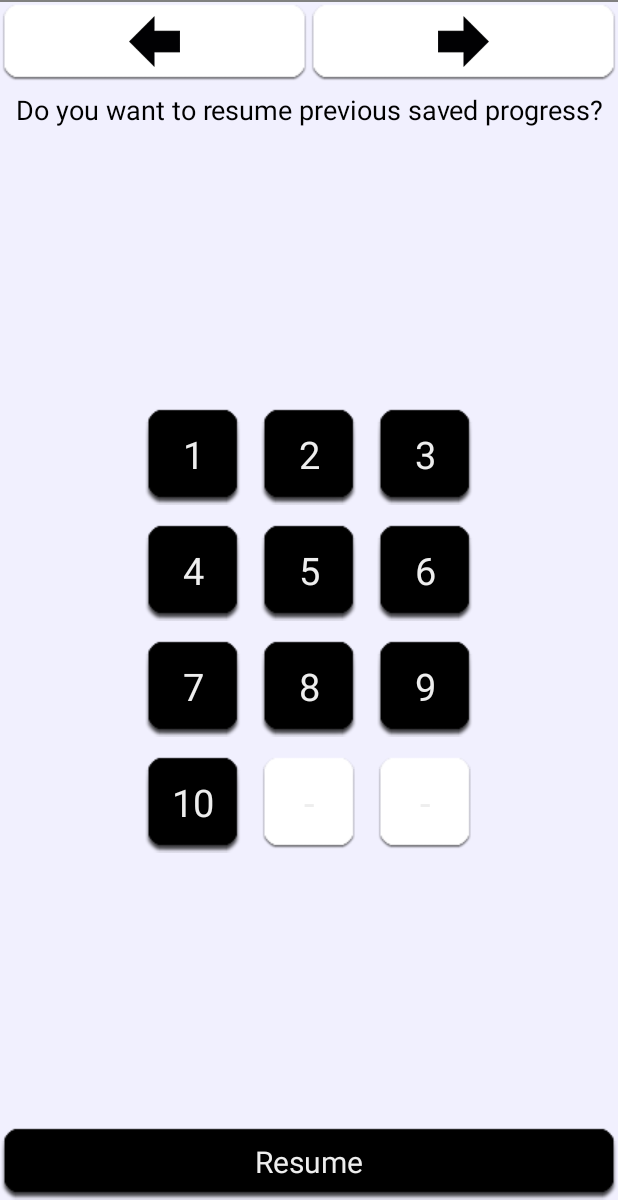
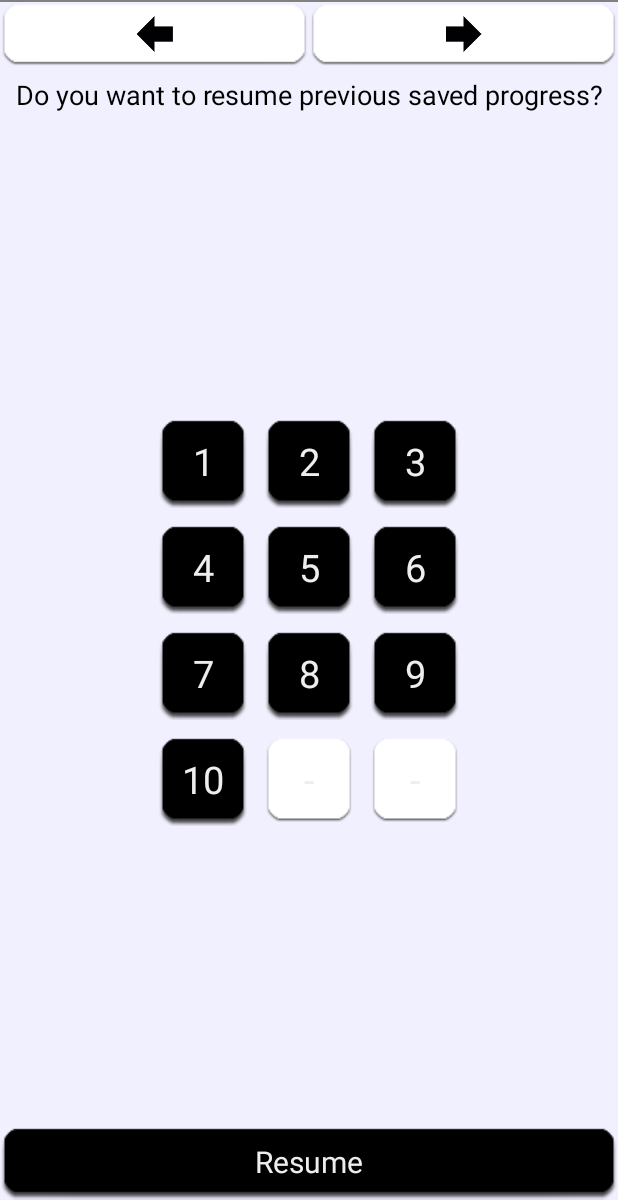
Before and after one commit to aaikinsm/Math4Brain, an Android app: the layout level_select.xml on its own in the app's theme, with its tools: preview values and no code run, on a phone screen of 412 x 824 dp, the part 36-1236 px from its top. Run offline under Robolectric (Android 15) with nearby library versions, the phone set to English and light mode, and no system bars.

Commit message:
V6.0.1
Minor UI corrections

```diff
--- a/app/src/main/AndroidManifest.xml
+++ b/app/src/main/AndroidManifest.xml
@@ -2,8 +2,8 @@
 
 <manifest xmlns:android="http://schemas.android.com/apk/res/android"
     package="com.blackstar.math4brain"
-    android:versionCode="66"
-    android:versionName="6.0" >
+    android:versionCode="67"
+    android:versionName="6.0.1" >
 
     <uses-permission android:name="android.permission.VIBRATE"/>
     <uses-permission android:name="android.permission.INTERNET"/>
--- a/app/src/main/res/layout/dialogbox.xml
+++ b/app/src/main/res/layout/dialogbox.xml
@@ -52,7 +52,8 @@
 	            android:background="@drawable/button_menu"
 	            android:text="Button"
 	            android:visibility="gone"
-				android:layout_gravity="center" />
+				android:layout_gravity="center"
+				android:textColor="#000000" />
 
 	        <Button
 	            android:id="@+id/button2"
@@ -63,7 +64,8 @@
 	            android:background="@drawable/button_menu"
 	            android:text="Button"
 	            android:visibility="gone"
-				android:layout_gravity="center" />
+				android:layout_gravity="center"
+				android:textColor="#000000" />
 
 	        <Button
 	            android:id="@+id/button3"
@@ -74,7 +76,8 @@
 	            android:background="@drawable/button_menu"
 	            android:text="1"
 	            android:visibility="gone"
-				android:layout_gravity="center" />
+				android:layout_gravity="center"
+				android:textColor="#000000" />
 
 	        <ImageButton
 	            android:id="@+id/imageButton1"
--- a/app/src/main/res/layout/information.xml
+++ b/app/src/main/res/layout/information.xml
@@ -22,7 +22,9 @@
                 android:textAppearance="?android:attr/textAppearanceLarge"
                 android:textColor="#000000"
                 android:textSize="45sp"
-            android:text="name" />
+            android:text="name"
+            android:layout_weight="1"
+            android:gravity="center_vertical|center_horizontal" />
 
         <ImageView
             android:layout_width="35dp"
--- a/app/src/main/res/layout/level_select.xml
+++ b/app/src/main/res/layout/level_select.xml
@@ -14,7 +14,7 @@
 
         <ImageButton
             android:layout_width="fill_parent"
-            android:layout_height="55dp"
+            android:layout_height="45dp"
             android:id="@+id/buttonLeft"
             android:layout_weight="1"
             android:background="@drawable/button_menu"
@@ -24,7 +24,7 @@
 
         <ImageButton
             android:layout_width="fill_parent"
-            android:layout_height="55dp"
+            android:layout_height="45dp"
             android:id="@+id/buttonRight"
             android:layout_weight="1"
             android:background="@drawable/button_menu"
@@ -63,11 +63,11 @@
             android:gravity="center">
 
             <Button
-                android:layout_width="65dp"
-                android:layout_height="65dp"
+                android:layout_width="60dp"
+                android:layout_height="60dp"
                 android:id="@+id/button_lv1"
                 android:layout_column="0"
-                android:layout_margin="6dp"
+                android:layout_margin="5dp"
                 android:text="1"
                 android:textSize="25sp"
                 android:layout_gravity="top"
@@ -75,11 +75,11 @@
                 android:background="@drawable/button3_menu" />
 
             <Button
-                android:layout_width="65dp"
-                android:layout_height="65dp"
+                android:layout_width="60dp"
+                android:layout_height="60dp"
                 android:id="@+id/button_lv2"
                 android:layout_column="1"
-                android:layout_margin="6dp"
+                android:layout_margin="5dp"
                 android:text="2"
                 android:textSize="25sp"
                 android:layout_gravity="top"
@@ -87,11 +87,11 @@
                 android:background="@drawable/button3_menu" />
 
             <Button
-                android:layout_width="65dp"
-                android:layout_height="65dp"
+                android:layout_width="60dp"
+                android:layout_height="60dp"
                 android:id="@+id/button_lv3"
                 android:layout_column="2"
-                android:layout_margin="6dp"
+                android:layout_margin="5dp"
                 android:text="3"
                 android:textSize="25sp"
                 android:layout_gravity="top"
@@ -106,11 +106,11 @@
             android:gravity="center">
 
             <Button
-                android:layout_width="65dp"
-                android:layout_height="65dp"
+                android:layout_width="60dp"
+                android:layout_height="60dp"
                 android:id="@+id/button_lv4"
                 android:layout_column="0"
-                android:layout_margin="6dp"
+                android:layout_margin="5dp"
                 android:text="4"
                 android:textSize="25sp"
                 android:layout_gravity="top"
@@ -118,11 +118,11 @@
                 android:background="@drawable/button3_menu" />
 
             <Button
-                android:layout_width="65dp"
-                android:layout_height="65dp"
+                android:layout_width="60dp"
+                android:layout_height="60dp"
                 android:id="@+id/button_lv5"
                 android:layout_column="1"
-                android:layout_margin="6dp"
+                android:layout_margin="5dp"
                 android:text="5"
                 android:textSize="25sp"
                 android:layout_gravity="top"
@@ -130,11 +130,11 @@
                 android:background="@drawable/button3_menu" />
 
             <Button
-                android:layout_width="65dp"
-                android:layout_height="65dp"
+                android:layout_width="60dp"
+                android:layout_height="60dp"
                 android:id="@+id/button_lv6"
                 android:layout_column="2"
-                android:layout_margin="6dp"
+                android:layout_margin="5dp"
                 android:text="6"
                 android:textSize="25sp"
                 android:layout_gravity="top"
@@ -149,11 +149,11 @@
             android:gravity="center">
 
             <Button
-                android:layout_width="65dp"
-                android:layout_height="65dp"
+                android:layout_width="60dp"
+                android:layout_height="60dp"
                 android:id="@+id/button_lv7"
                 android:layout_column="0"
-                android:layout_margin="6dp"
+                android:layout_margin="5dp"
                 android:text="7"
                 android:textSize="25sp"
                 android:layout_gravity="top"
@@ -161,11 +161,11 @@
                 android:background="@drawable/button3_menu" />
 
             <Button
-                android:layout_width="65dp"
-                android:layout_height="65dp"
+                android:layout_width="60dp"
+                android:layout_height="60dp"
                 android:id="@+id/button_lv8"
                 android:layout_column="1"
-                android:layout_margin="6dp"
+                android:layout_margin="5dp"
                 android:text="8"
                 android:textSize="25sp"
                 android:layout_gravity="top"
@@ -173,11 +173,11 @@
                 android:background="@drawable/button3_menu" />
 
             <Button
-                android:layout_width="65dp"
-                android:layout_height="65dp"
+                android:layout_width="60dp"
+                android:layout_height="60dp"
                 android:id="@+id/button_lv9"
                 android:layout_column="2"
-                android:layout_margin="6dp"
+                android:layout_margin="5dp"
                 android:text="9"
                 android:textSize="25sp"
                 android:layout_gravity="top"
@@ -192,11 +192,11 @@
             android:gravity="center">
 
             <Button
-                android:layout_width="65dp"
-                android:layout_height="65dp"
+                android:layout_width="60dp"
+                android:layout_height="60dp"
                 android:id="@+id/button_lv10"
                 android:layout_column="0"
-                android:layout_margin="6dp"
+                android:layout_margin="5dp"
                 android:text="10"
                 android:textSize="25sp"
                 android:layout_gravity="top"
@@ -204,11 +204,11 @@
                 android:background="@drawable/button3_menu" />
 
             <Button
-                android:layout_width="65dp"
-                android:layout_height="65dp"
+                android:layout_width="60dp"
+                android:layout_height="60dp"
                 android:id="@+id/button_lv11"
                 android:layout_column="1"
-                android:layout_margin="6dp"
+                android:layout_margin="5dp"
                 android:text="-"
                 android:textSize="25sp"
                 android:layout_gravity="top"
@@ -217,11 +217,11 @@
                 android:background="@drawable/button3_menu" />
 
             <Button
-                android:layout_width="65dp"
-                android:layout_height="65dp"
+                android:layout_width="60dp"
+                android:layout_height="60dp"
                 android:id="@+id/button_lv12"
                 android:layout_column="2"
-                android:layout_margin="6dp"
+                android:layout_margin="5dp"
                 android:text="-"
                 android:textSize="25sp"
                 android:layout_gravity="top"
```
